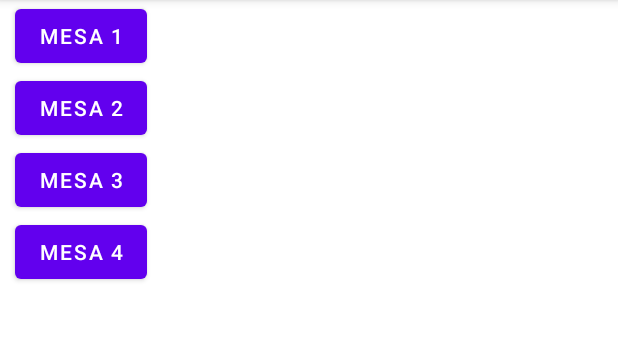
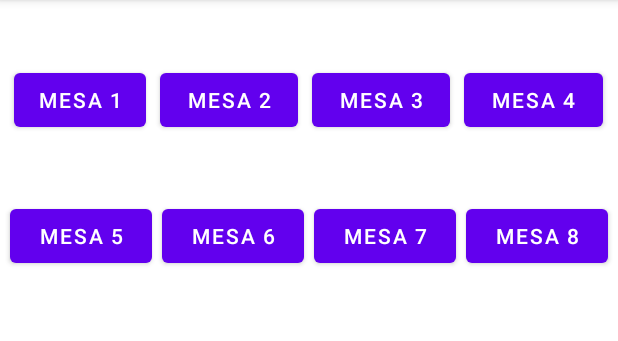
Before and after one commit to ABRAHAM-UMANA-D/barCustomerServiceApplication, an Android app: the screen it shows after launch (MainActivity), on a phone screen of 412 x 824 dp, the part 84-425 px from its top. Run offline under Robolectric (Android 15) with nearby library versions, the phone set to English and light mode, and no system bars; our stand-ins replace Firebase (no records; nobody signed in at launch, a user with empty details on screens opened directly); 5 statements that could not run were skipped.

Commit message:
Update Jeimmy

```diff
--- a/app/src/main/java/com/example/barcustomerservice/MainActivity.java
+++ b/app/src/main/java/com/example/barcustomerservice/MainActivity.java
@@ -21,7 +21,7 @@ import java.util.ArrayList;
 
 public class MainActivity extends AppCompatActivity {
     private RecyclerView recyclerView;
-    private Button btn1,btn2,btn3,btn4,btn5,btn6,btn7,btn8;,
+    private Button btn1,btn2,btn3,btn4,btn5,btn6,btn7,btn8;
     BarAdapter adapter;
     BarDao dao;
     boolean isLoading=false;
--- a/app/src/main/res/layout/activity_main.xml
+++ b/app/src/main/res/layout/activity_main.xml
@@ -4,47 +4,137 @@
     xmlns:tools="http://schemas.android.com/tools"
     android:layout_width="match_parent"
     android:layout_height="wrap_content"
-    tools:context=".MainActivity"
-    app:layout_behavior="@string/appbar_scrolling_view_behavior">
+    app:layout_behavior="@string/appbar_scrolling_view_behavior"
+    tools:context=".MainActivity">
 
     <LinearLayout
         android:layout_width="match_parent"
         android:layout_height="match_parent"
-        android:orientation="vertical"
-        tools:layout_editor_absoluteX="81dp"
-        tools:layout_editor_absoluteY="0">
+        android:orientation="horizontal"
+        app:layout_constraintBottom_toTopOf="@+id/linearLayout3"
+        app:layout_constraintEnd_toEndOf="parent"
+        app:layout_constraintHorizontal_bias="0.5"
+        app:layout_constraintStart_toStartOf="parent"
+        app:layout_constraintTop_toTopOf="parent">
+
+        <Space
+            android:layout_width="5dp"
+            android:layout_height="wrap_content"
+            android:layout_weight="1" />
 
         <Button
+            android:id="@+id/idbuttonmesa1"
             android:layout_width="wrap_content"
-            android:layout_height="match_parent"
-            android:layout_marginLeft="10dp"
-            android:text="Mesa 1"
-            tools:layout_editor_absoluteX="81dp"
-            tools:layout_editor_absoluteY="85dp" />
+            android:layout_height="wrap_content"
+            android:text="Mesa 1" />
+
+        <Space
+            android:layout_width="5dp"
+            android:layout_height="wrap_content"
+            android:layout_weight="1" />
 
         <Button
+            android:id="@+id/idbuttonmesa2"
             android:layout_width="wrap_content"
-            android:layout_height="match_parent"
-            android:layout_marginLeft="10dp"
-            android:text="Mesa 2"
-            tools:layout_editor_absoluteX="81dp"
-            tools:layout_editor_absoluteY="85dp" />
+            android:layout_height="wrap_content"
+            android:layout_weight="1"
+            android:text="Mesa 2" />
+
+        <Space
+            android:layout_width="5dp"
+            android:layout_height="wrap_content"
+            android:layout_weight="1" />
 
         <Button
+            android:id="@+id/idbuttonmesa3"
             android:layout_width="wrap_content"
-            android:layout_height="match_parent"
-            android:layout_marginLeft="10dp"
-            android:text="Mesa 3"
-            tools:layout_editor_absoluteX="81dp"
-            tools:layout_editor_absoluteY="85dp" />
+            android:layout_height="wrap_content"
+            android:layout_weight="1"
+            android:text="Mesa 3" />
+
+        <Space
+            android:layout_width="5dp"
+            android:layout_height="wrap_content"
+            android:layout_weight="1" />
 
         <Button
+            android:id="@+id/idbuttonmesa4"
             android:layout_width="wrap_content"
-            android:layout_height="match_parent"
-            android:layout_marginLeft="10dp"
-            android:text="Mesa 4"
-            tools:layout_editor_absoluteX="81dp"
-            tools:layout_editor_absoluteY="85dp" />
+            android:layout_height="wrap_content"
+            android:layout_weight="1"
+            android:text="Mesa 4" />
+
+        <Space
+            android:layout_width="5dp"
+            android:layout_height="wrap_content"
+            android:layout_weight="1" />
+
+    </LinearLayout>
+
+    <LinearLayout
+        android:id="@+id/linearLayout3"
+        android:layout_width="match_parent"
+        android:layout_height="match_parent"
+        android:layout_marginTop="133dp"
+        android:layout_marginBottom="550dp"
+        android:layout_weight="1"
+        android:orientation="horizontal"
+        app:layout_constraintBottom_toBottomOf="parent"
+        app:layout_constraintTop_toTopOf="parent"
+        tools:layout_editor_absoluteX="8dp">
+
+        <Space
+            android:layout_width="wrap_content"
+            android:layout_height="5dp"
+            android:layout_weight="1" />
+
+        <Button
+            android:id="@+id/idbuttonmesa5"
+            android:layout_width="wrap_content"
+            android:layout_height="wrap_content"
+            android:layout_weight="1"
+            android:text="Mesa 5" />
+
+        <Space
+            android:layout_width="wrap_content"
+            android:layout_height="5dp"
+            android:layout_weight="1" />
+
+        <Button
+            android:id="@+id/idbuttonmesa6"
+            android:layout_width="wrap_content"
+            android:layout_height="wrap_content"
+            android:layout_weight="1"
+            android:text="Mesa 6" />
+
+        <Space
+            android:layout_width="wrap_content"
+            android:layout_height="5dp"
+            android:layout_weight="1" />
+
+        <Button
+            android:id="@+id/idbuttonmesa7"
+            android:layout_width="wrap_content"
+            android:layout_height="wrap_content"
+            android:layout_weight="1"
+            android:text="Mesa 7" />
+
+        <Space
+            android:layout_width="wrap_content"
+            android:layout_height="5dp"
+            android:layout_weight="1" />
+
+        <Button
+            android:id="@+id/idbuttonmesa8"
+            android:layout_width="wrap_content"
+            android:layout_height="wrap_content"
+            android:layout_weight="1"
+            android:text="Mesa 8" />
+
+        <Space
+            android:layout_width="wrap_content"
+            android:layout_height="5dp"
+            android:layout_weight="1" />
     </LinearLayout>
 
     <androidx.recyclerview.widget.RecyclerView
@@ -53,7 +143,7 @@
         android:layout_height="match_parent"
         android:background="@android:color/darker_gray"
         tools:layout_editor_absoluteX="0dp"
-        tools:layout_editor_absoluteY="250dp"
+        tools:layout_editor_absoluteY="244dp"
         tools:listitem="@layout/recyclerview_item" />
 
 
```
